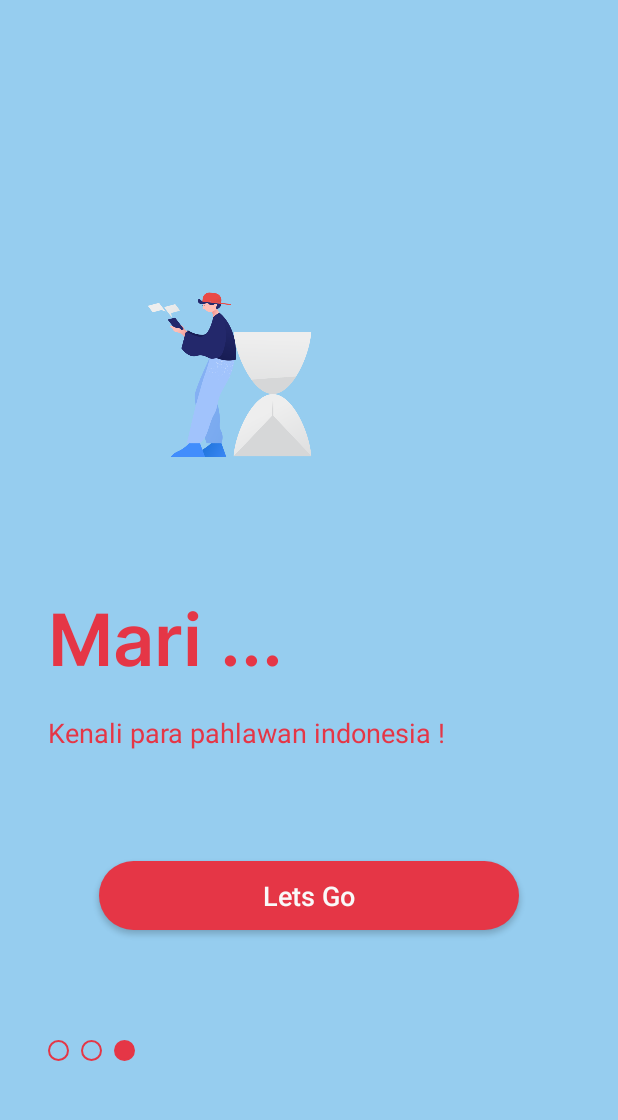
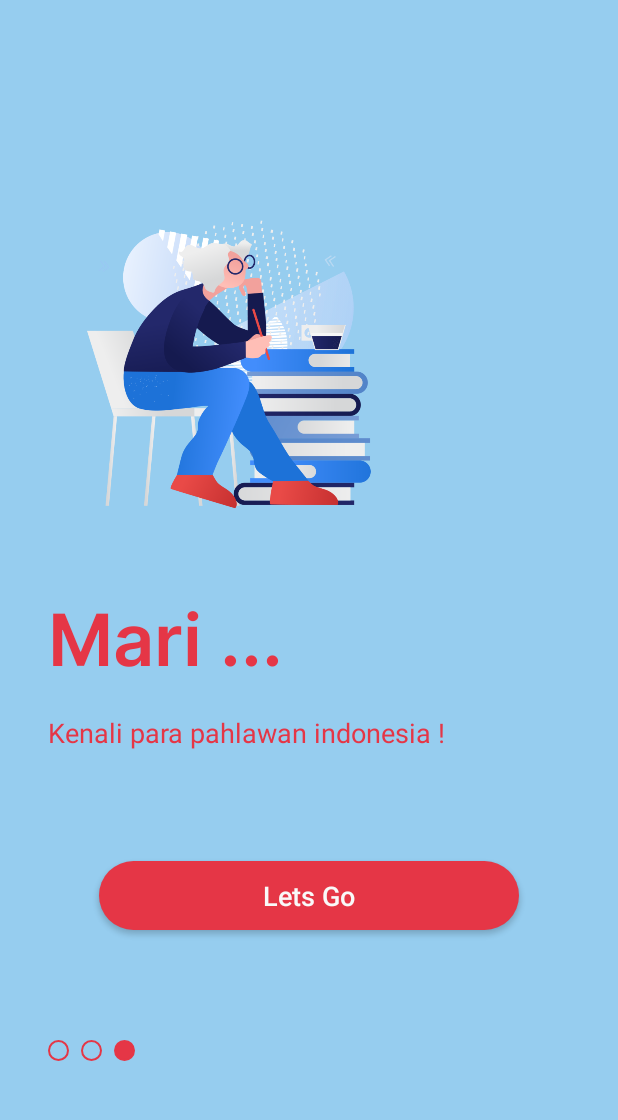
Before and after one commit to adichandran/Mapnesia-App, an Android app: the fragment Onboarding_FragmentC placed in its activity, on a phone screen of 412 x 824 dp, the part 103-1223 px from its top. Run offline under Robolectric (Android 15) with nearby library versions, the light colour scheme and no system bars; libraries missing offline, so code that uses them is left out: com.cuberto.liquid_swipe; plain views replace LiquidPager; 3 statements that could not run were skipped.

Commit message:
Membuat Tampilan SplashScreen dan WalkthroughActivity

```diff
--- a/app/src/main/res/layout/fragment_onboarding__c.xml
+++ b/app/src/main/res/layout/fragment_onboarding__c.xml
@@ -25,7 +25,7 @@
         android:layout_width="250dp"
         android:layout_height="259dp"
         android:layout_marginTop="@dimen/dimen112"
-        android:src="@drawable/clipwaiting"
+        android:src="@drawable/cliplostinthought"
         app:layout_constraintStart_toStartOf="parent"
         app:layout_constraintTop_toBottomOf="@+id/textappname" />
 
```
Also changed, not shown: app/src/main/res/drawable/cliplostinthought.png (added).
